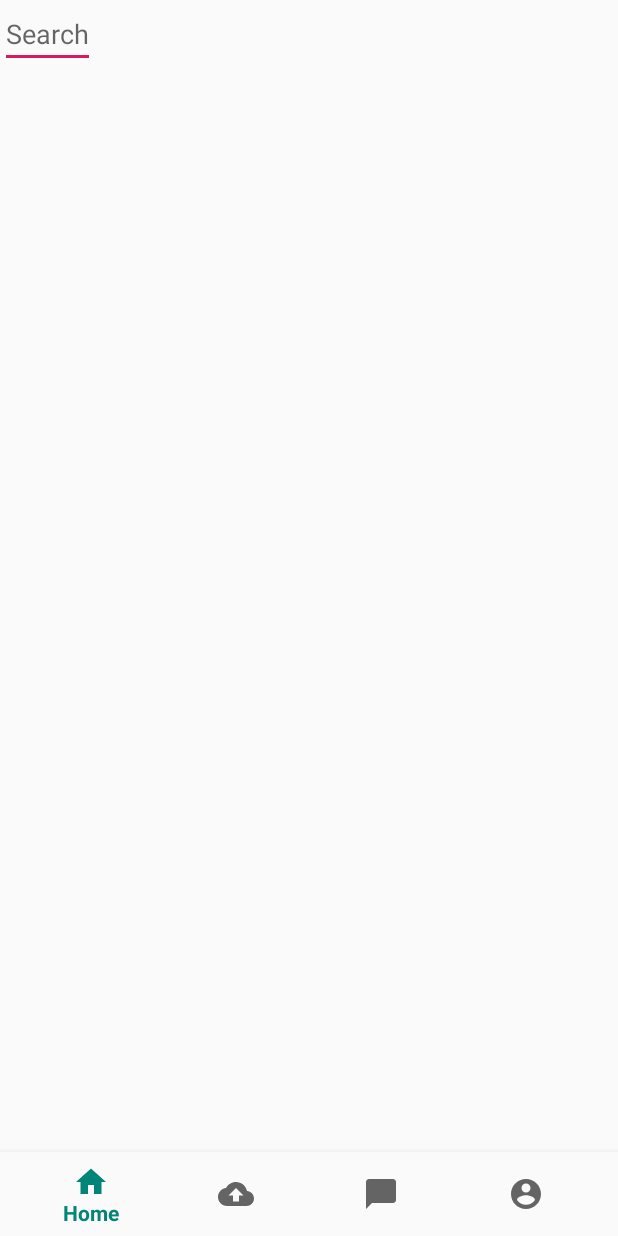
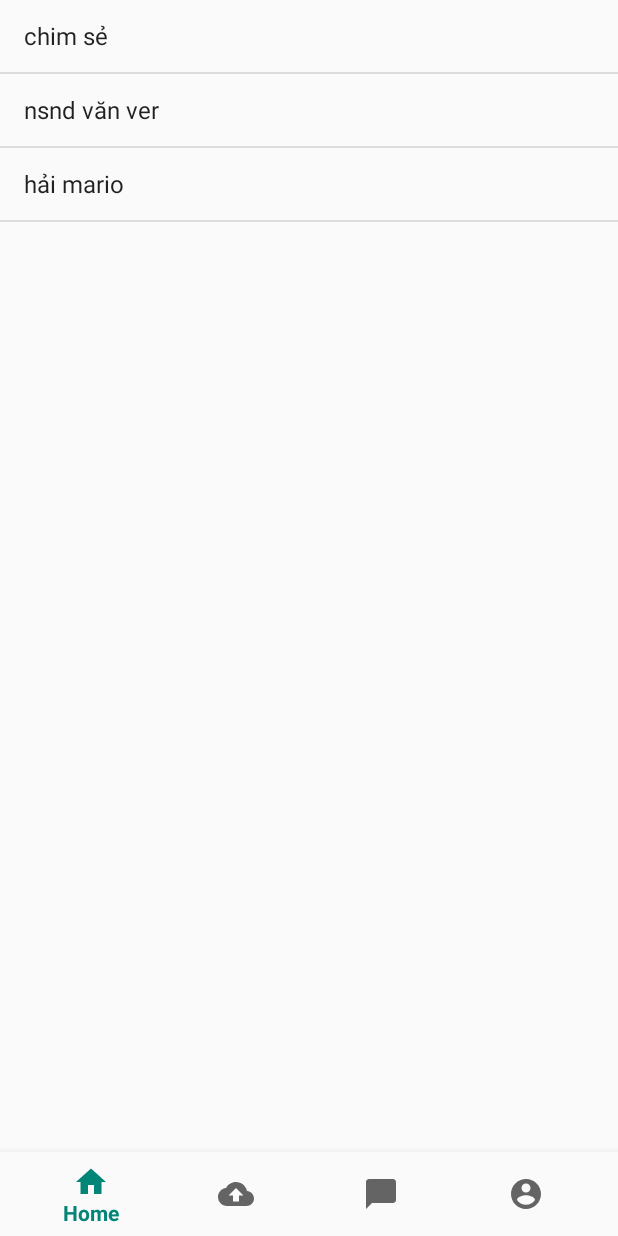
Before and after one commit to nguyenkhaik58utc/BaiTapAndroid, an Android app: the HomePages screen opened directly, with no data from a screen before it, on a phone screen of 412 x 824 dp. Run offline under Robolectric (Android 15) with nearby library versions, the phone set to English and light mode, and no system bars.

Commit message:
khai create fragment

```diff
--- a/app/build.gradle
+++ b/app/build.gradle
@@ -24,6 +24,7 @@ dependencies {
     implementation 'androidx.appcompat:appcompat:1.0.2'
     implementation 'androidx.constraintlayout:constraintlayout:1.1.3'
     implementation 'androidx.legacy:legacy-support-v4:1.0.0'
+    implementation 'com.android.support:support-v4:28.0.0'
     testImplementation 'junit:junit:4.12'
     androidTestImplementation 'androidx.test.ext:junit:1.1.0'
     androidTestImplementation 'androidx.test.espresso:espresso-core:3.1.1'
--- /dev/null
+++ b/app/src/main/java/com/example/bigexample/FragmentHome.java
@@ -0,0 +1,42 @@
+package com.example.bigexample;
+
+import android.os.Bundle;
+import android.view.LayoutInflater;
+import android.view.View;
+import android.view.ViewGroup;
+import android.widget.ArrayAdapter;
+import android.widget.ListView;
+
+import androidx.fragment.app.Fragment;
+
+
+/**
+ * A simple {@link Fragment} subclass.
+ */
+public class FragmentHome extends Fragment {
+
+    ListView lst;
+    String[] nameUserPost = {"chim sẻ", "nsnd văn ver", "hải mario"};
+    int[] imgUserPost = {R.drawable.ribi, R.drawable.ribi, R.drawable.ribi};
+    String[] addressPost = {"12 Dương Quảng Hàm", "đam phượng", "nam định"};
+    String[] phoneUserPost = {"1000", "2000-2500", "1200"};
+    String[] describe = {"khép kín, giường, tử, nóng lạnh,..", "khép kín, giường, tử, nóng lạnh,..", "khép kín, giường, tử, nóng lạnh,.."};
+    int[] imageAddress = {R.drawable.ribi, R.drawable.button_focused, R.drawable.custom_button};
+    ArrayAdapter<String> adapter;
+
+    public FragmentHome() {
+        // Required empty public constructor
+    }
+
+
+    @Override
+    public View onCreateView(LayoutInflater inflater, ViewGroup container,
+                             Bundle savedInstanceState) {
+        // Inflate the layout for this fragment
+        View view =  inflater.inflate(R.layout.fragment_home, container, false);
+        lst = view.findViewById(R.id.lstPost);
+        adapter = new ArrayAdapter<>(getActivity(), android.R.layout.simple_list_item_1,nameUserPost);
+        lst.setAdapter(adapter);
+        return view;
+    }
+}
--- a/app/src/main/java/com/example/bigexample/HomePages.java
+++ b/app/src/main/java/com/example/bigexample/HomePages.java
@@ -33,19 +33,19 @@ public class HomePages extends Fragment {
     @Override
     public View onCreateView(@NonNull LayoutInflater inflater, @Nullable ViewGroup container, @Nullable Bundle savedInstanceState) {
         View view = inflater.inflate(home_pages, container, false);
-        lst = (ListView) view.findViewById(R.id.listPostABC);
-        final CustomAdapter adapter = new CustomAdapter(getActivity(), getNewPost());
-        lst.setAdapter(adapter);
-        lst.setOnItemClickListener(new AdapterView.OnItemClickListener() {
-            @Override
-            public void onItemClick(AdapterView<?> parent, View view, int position, long id) {
-                ProfireUser profireUser = new ProfireUser();
-                FragmentTransaction transaction = getFragmentManager().beginTransaction();
-                transaction.replace(R.id.fragment_container, profireUser);
-                transaction.commit();
-            }
-        });
-        return inflater.inflate(home_pages, container, false);
+//        lst = (ListView) view.findViewById(R.id.listPostABC);
+//        final CustomAdapter adapter = new CustomAdapter(getActivity(), getNewPost());
+//        lst.setAdapter(adapter);
+//        lst.setOnItemClickListener(new AdapterView.OnItemClickListener() {
+//            @Override
+//            public void onItemClick(AdapterView<?> parent, View view, int position, long id) {
+//                ProfireUser profireUser = new ProfireUser();
+//                FragmentTransaction transaction = getFragmentManager().beginTransaction();
+//                transaction.replace(R.id.fragment_container, profireUser);
+//                transaction.commit();
+//            }
+//        });
+        return view;
     }
 
     public ArrayList<Post> getNewPost() {
--- /dev/null
+++ b/app/src/main/res/layout/fragment_home.xml
@@ -0,0 +1,14 @@
+<?xml version="1.0" encoding="utf-8"?>
+<FrameLayout xmlns:android="http://schemas.android.com/apk/res/android"
+    xmlns:tools="http://schemas.android.com/tools"
+    android:layout_width="match_parent"
+    android:layout_height="match_parent"
+    tools:context=".FragmentHome">
+
+    <!-- TODO: Update blank fragment layout -->
+    <ListView
+        android:id="@+id/lstPost"
+        android:layout_width="match_parent"
+        android:layout_height="match_parent"></ListView>
+
+</FrameLayout>
--- a/app/src/main/res/layout/home_pages.xml
+++ b/app/src/main/res/layout/home_pages.xml
@@ -5,18 +5,11 @@
     android:layout_width="match_parent"
     android:layout_height="match_parent">
 
-    <EditText
-        android:id="@+id/editText"
-        android:layout_width="wrap_content"
-        android:layout_height="wrap_content"
-        android:hint="Search"
+    <fragment
+        android:id="@+id/fragmentHome"
+        android:name="com.example.bigexample.FragmentHome"
+        android:layout_width="match_parent"
+        android:layout_height="match_parent"
         app:layout_constraintStart_toStartOf="parent"
-        app:layout_constraintTop_toTopOf="parent"></EditText>
-
-    <ListView
-        android:id="@+id/listPostABC"
-        android:layout_width="match_parent"
-        android:layout_height="610dp"
-        app:layout_constraintStart_toStartOf="parent"
-        app:layout_constraintTop_toBottomOf="@+id/editText" />
+        app:layout_constraintTop_toTopOf="parent"></fragment>
 </androidx.constraintlayout.widget.ConstraintLayout>
```
Also changed, not shown: app/gradle/wrapper/gradle-wrapper.properties (added), 5 other files.
